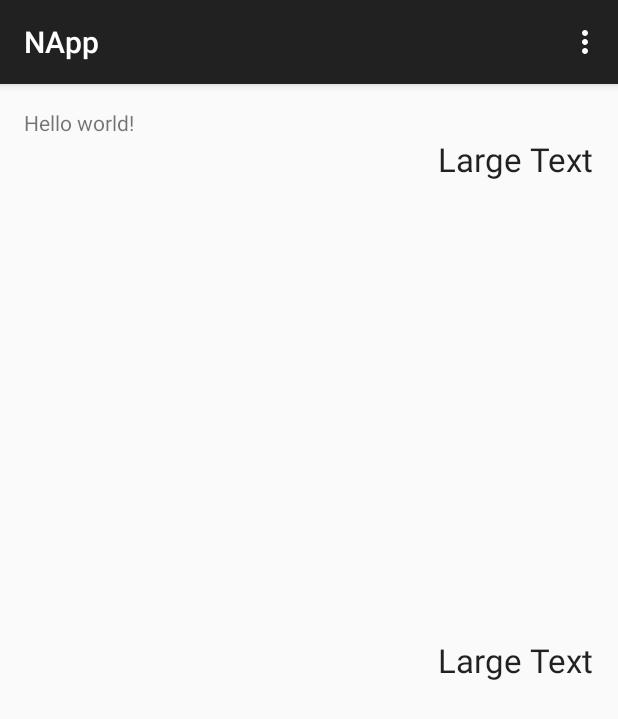
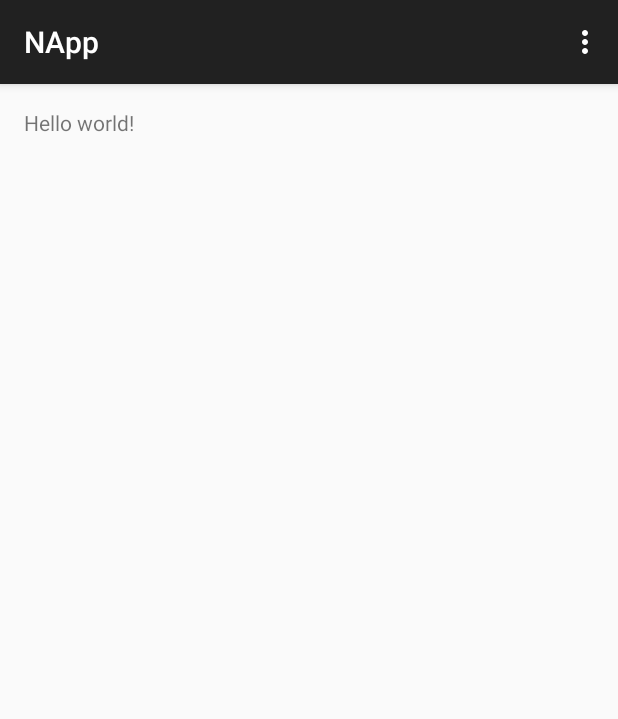
Before and after one commit to zeynab095/NApp, an Android app: the screen it shows after launch (MainActivity), on a phone screen of 412 x 824 dp. Shown: the top 719 px of the screen. Run offline under Robolectric (Android 15) with nearby library versions, the phone set to English and light mode, and no system bars.

Commit message:
master push

```diff
--- a/app/src/main/res/layout/activity_main.xml
+++ b/app/src/main/res/layout/activity_main.xml
@@ -9,24 +9,5 @@
         android:layout_height="wrap_content"
         android:id="@+id/textView3" />
 
-    <TextView
-        android:layout_width="wrap_content"
-        android:layout_height="wrap_content"
-        android:textAppearance="?android:attr/textAppearanceLarge"
-        android:text="Large Text"
-        android:id="@+id/textView"
-        android:layout_centerVertical="true"
-        android:layout_alignParentRight="true"
-        android:layout_alignParentEnd="true" />
-
-    <TextView
-        android:layout_width="wrap_content"
-        android:layout_height="wrap_content"
-        android:textAppearance="?android:attr/textAppearanceLarge"
-        android:text="Large Text"
-        android:id="@+id/textView4"
-        android:layout_below="@+id/textView3"
-        android:layout_alignParentRight="true"
-        android:layout_alignParentEnd="true" />
 
 </RelativeLayout>
```
